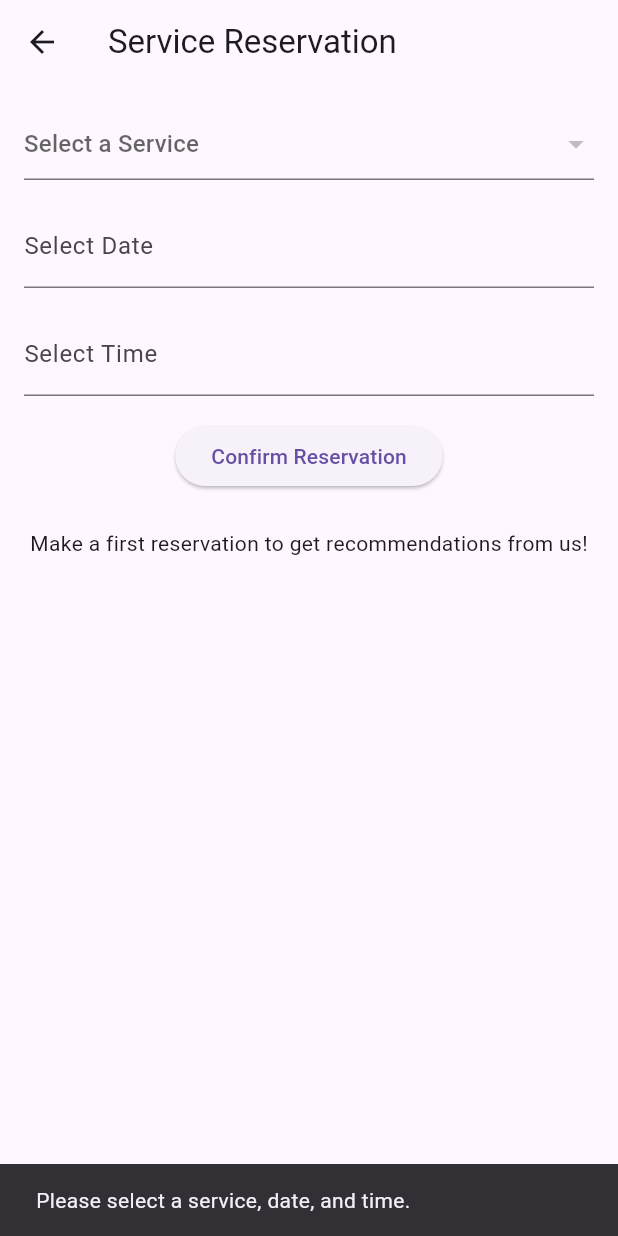
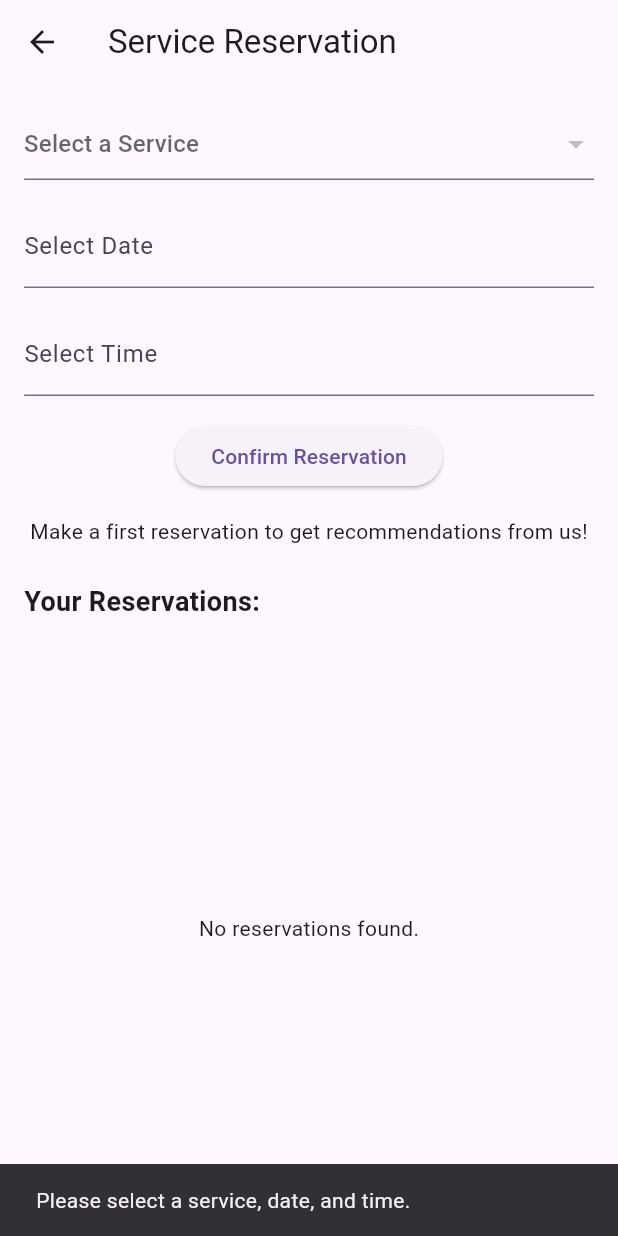
Before and after one commit to lukamihic/eWellness.Mobile, a Flutter app: the ServiceReservationScreen screen opened by its route, after a tap on "Confirm Reservation", on a phone screen of 412 x 824 dp. Run offline on Flutter 3.47's test engine with Material 3 defaults, Android fonts, the phone set to English and light mode, and no system bars; our stand-ins replace shared_preferences; missing offline and left inert: flutter_stripe; accounts and stored records are empty; network calls fail.

Commit message:
your reservations view mc

```diff
--- /dev/null
+++ b/lib/models/appointments.dart
@@ -0,0 +1,25 @@
+class Appointment {
+  final String startTime;
+  final String endTime;
+  final double? price;
+  final int clientId;
+  final int id;
+
+  Appointment({
+    required this.startTime,
+    required this.endTime,
+    required this.price,
+    required this.clientId,
+    required this.id,
+  });
+
+  factory Appointment.fromJson(Map<String, dynamic> json) {
+    return Appointment(
+      startTime: json['startTime'],
+      endTime: json['endTime'],
+      price: json['price'] ?? 0,
+      clientId: json['clientId'],
+      id: json['id'],
+    );
+  }
+}
--- a/lib/services/api.dart
+++ b/lib/services/api.dart
@@ -1,4 +1,5 @@
 import 'dart:convert';
+import 'package:eWellness/models/appointments.dart';
 import 'package:eWellness/models/offers.dart';
 import 'package:eWellness/models/services.dart';
 import 'package:eWellness/models/tips.dart';
@@ -49,6 +50,26 @@ class ApiService {
       return data.map((item) => Services.fromJson(item)).toList();
     } else {
       throw Exception('Failed to load services');
+    }
+  }
+
+  Future<List<Appointment>> fetchAppointments() async {
+    // Fetch all appointments from the API
+    final response = await http.get(Uri.parse(apiUrl + 'appointments'));
+
+    if (response.statusCode == 200) {
+      List<dynamic> data = jsonDecode(response.body);
+      int userId = await getUserId() ?? -1; // Get the user ID
+
+      // Filter the list of appointments based on user ID
+      List<Appointment> appointments = data
+          .map((item) => Appointment.fromJson(item))
+          .where((appointment) => appointment.clientId == userId)
+          .toList();
+
+      return appointments; // Return the filtered list
+    } else {
+      throw Exception('Failed to load appointments');
     }
   }
 
--- a/lib/views/ServiceReservationScreen.dart
+++ b/lib/views/ServiceReservationScreen.dart
@@ -1,8 +1,9 @@
-import 'package:eWellness/views/StripePaymentScreen.dart';
+import 'package:eWellness/models/appointments.dart';
 import 'package:flutter/material.dart';
 import 'package:intl/intl.dart';
 import 'package:eWellness/services/api.dart'; // Import your API service
-import './StripePaymentScreen.dart';
+import 'package:eWellness/views/StripePaymentScreen.dart';
+import 'package:shared_preferences/shared_preferences.dart';
 
 class ServiceReservationScreen extends StatefulWidget {
   @override
@@ -18,12 +19,15 @@ class _ServiceReservationScreenState extends State<ServiceReservationScreen> {
   TimeOfDay? selectedTime;
   List<Map<String, dynamic>> services = [];
   List<Map<String, dynamic>> recommendedServices = [];
+  List<Appointment> reservations =
+      []; // Store reservations as List<Appointment>
 
   @override
   void initState() {
     super.initState();
     _fetchServices();
     _fetchRecommendedServices();
+    _fetchReservations(); // Fetch reservations on initialization
   }
 
   Future<void> _fetchServices() async {
@@ -31,8 +35,11 @@ class _ServiceReservationScreenState extends State<ServiceReservationScreen> {
       final data = await ApiService().fetchServices(); // Call the API method
       setState(() {
         services = data
-            .map((item) =>
-                {'id': item.id, 'title': item.title, 'price': item.price})
+            .map((item) => {
+                  'id': item.id,
+                  'title': item.title,
+                  'price': item.price,
+                })
             .toList();
       });
     } catch (e) {
@@ -47,13 +54,27 @@ class _ServiceReservationScreenState extends State<ServiceReservationScreen> {
           await ApiService().fetchRecommendedServices(); // Call the API method
       setState(() {
         recommendedServices = data
-            .map((item) =>
-                {'id': item.id, 'title': item.title, 'price': item.price})
+            .map((item) => {
+                  'id': item.id,
+                  'title': item.title,
+                  'price': item.price,
+                })
             .toList();
       });
     } catch (e) {
-      print('Failed to load services: $e');
+      print('Failed to load recommended services: $e');
       // Handle error appropriately, e.g., show a Snackbar or Dialog
+    }
+  }
+
+  Future<void> _fetchReservations() async {
+    try {
+      final data = await ApiService().fetchAppointments(); // Fetch reservations
+      setState(() {
+        reservations = data; // Already a List<Appointment>
+      });
+    } catch (e) {
+      print('Failed to load reservations: $e');
     }
   }
 
@@ -163,11 +184,53 @@ class _ServiceReservationScreenState extends State<ServiceReservationScreen> {
                 child: Text('Confirm Reservation'),
               ),
             ),
+            SizedBox(height: 16.0),
+            Center(
+              child: Text(
+                recommendedServices.isNotEmpty
+                    ? "We recommend ${recommendedServices.first['title']}"
+                    : "Make a first reservation to get recommendations from us!",
+              ),
+            ),
             SizedBox(height: 24.0),
-            Center(
-              child: Text(recommendedServices.length > 0
-                  ? "We recommend ${services.first['title']}"
-                  : "Make a first reservation to get recommendations from us!"),
+            Text(
+              'Your Reservations:',
+              style: TextStyle(fontSize: 18, fontWeight: FontWeight.bold),
+            ),
+            SizedBox(height: 16.0),
+            Expanded(
+              child: reservations.isEmpty
+                  ? Center(child: Text('No reservations found.'))
+                  : GridView.builder(
+                      gridDelegate: SliverGridDelegateWithFixedCrossAxisCount(
+                        crossAxisCount: 2,
+                        childAspectRatio: 1,
+                        crossAxisSpacing: 8.0,
+                        mainAxisSpacing: 8.0,
+                      ),
+                      itemCount: reservations.length,
+                      itemBuilder: (context, index) {
+                        final reservation = reservations[index];
+                        return Card(
+                          child: Padding(
+                            padding: const EdgeInsets.all(8.0),
+                            child: Column(
+                              mainAxisAlignment: MainAxisAlignment.center,
+                              children: [
+                                Text('Reservation no: ${reservation.id}',
+                                    style:
+                                        TextStyle(fontWeight: FontWeight.bold)),
+                                SizedBox(height: 8.0),
+                                Text('Start: ${reservation.startTime}'),
+                                Text('End: ${reservation.endTime}'),
+                                Text(
+                                    'Price: BAM ${reservation.price.toString()}'),
+                              ],
+                            ),
+                          ),
+                        );
+                      },
+                    ),
             ),
           ],
         ),
```
